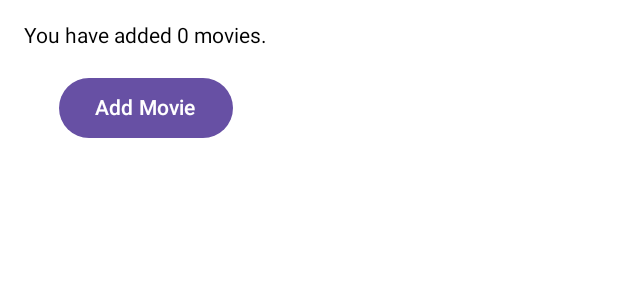
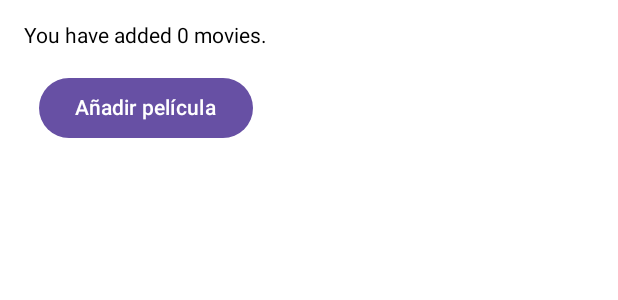
Before and after one commit to marci0709/MovieCounter, an Android app built with Jetpack Compose: the @Preview function PreviewMovieCounter, on a phone screen of 412 x 824 dp. Shown: the top 300 px of the screen. Run offline under Robolectric (Android 15) with nearby library versions, the phone set to English and light mode, and no system bars.

Commit message:
feat: add remember state to MovieCounter

```diff
--- a/app/src/main/java/com/example/moviecounter/MainActivity.kt
+++ b/app/src/main/java/com/example/moviecounter/MainActivity.kt
@@ -17,6 +17,10 @@ import androidx.compose.ui.Alignment
 import androidx.compose.ui.Modifier
 import androidx.compose.ui.tooling.preview.Preview
 import androidx.compose.ui.unit.dp
+import androidx.compose.runtime.getValue
+import androidx.compose.runtime.mutableStateOf
+import androidx.compose.runtime.remember
+import androidx.compose.runtime.setValue
 import com.example.moviecounter.ui.theme.MovieCounterTheme
 
 class MainActivity : ComponentActivity() {
@@ -35,15 +39,16 @@ class MainActivity : ComponentActivity() {
 
 @Composable
 fun MovieCounter(modifier: Modifier = Modifier) {
-    val count = 0
+    var count by remember { mutableStateOf(0) }
+
     Column(
         modifier = modifier.padding(16.dp),
         horizontalAlignment = Alignment.CenterHorizontally
     ) {
         Text(text = "You have added $count movies.")
         Spacer(modifier = Modifier.height(16.dp))
-        Button(onClick = { /* Acción del botón */ }) {
-            Text("Add Movie")
+        Button(onClick = { count++ }) {
+            Text("Añadir película")
         }
     }
 }
```
